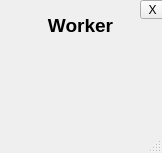
The window that worker.ui (SjdHbz/bullshit) describes before a commit, drawn with Qt 5.
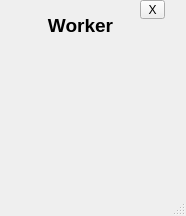
The same window after the commit. Icons and pictures are not drawn.

Patch:
```diff
--- a/worker.ui
+++ b/worker.ui
@@ -6,8 +6,8 @@
    <rect>
     <x>0</x>
     <y>0</y>
-    <width>162</width>
-    <height>153</height>
+    <width>186</width>
+    <height>216</height>
    </rect>
   </property>
   <property name="windowTitle">
@@ -75,6 +75,38 @@
      <string/>
     </property>
    </widget>
+   <widget class="QLabel" name="label_worker">
+    <property name="geometry">
+     <rect>
+      <x>30</x>
+      <y>50</y>
+      <width>121</width>
+      <height>91</height>
+     </rect>
+    </property>
+    <property name="styleSheet">
+     <string notr="true"/>
+    </property>
+    <property name="text">
+     <string/>
+    </property>
+   </widget>
+   <widget class="QLabel" name="label_worker_2">
+    <property name="geometry">
+     <rect>
+      <x>50</x>
+      <y>50</y>
+      <width>121</width>
+      <height>91</height>
+     </rect>
+    </property>
+    <property name="styleSheet">
+     <string notr="true"/>
+    </property>
+    <property name="text">
+     <string/>
+    </property>
+   </widget>
   </widget>
   <widget class="QMenuBar" name="menubar">
    <property name="geometry">
```
Left out of the diff: 18 changed lines with no effect on the pictures.
